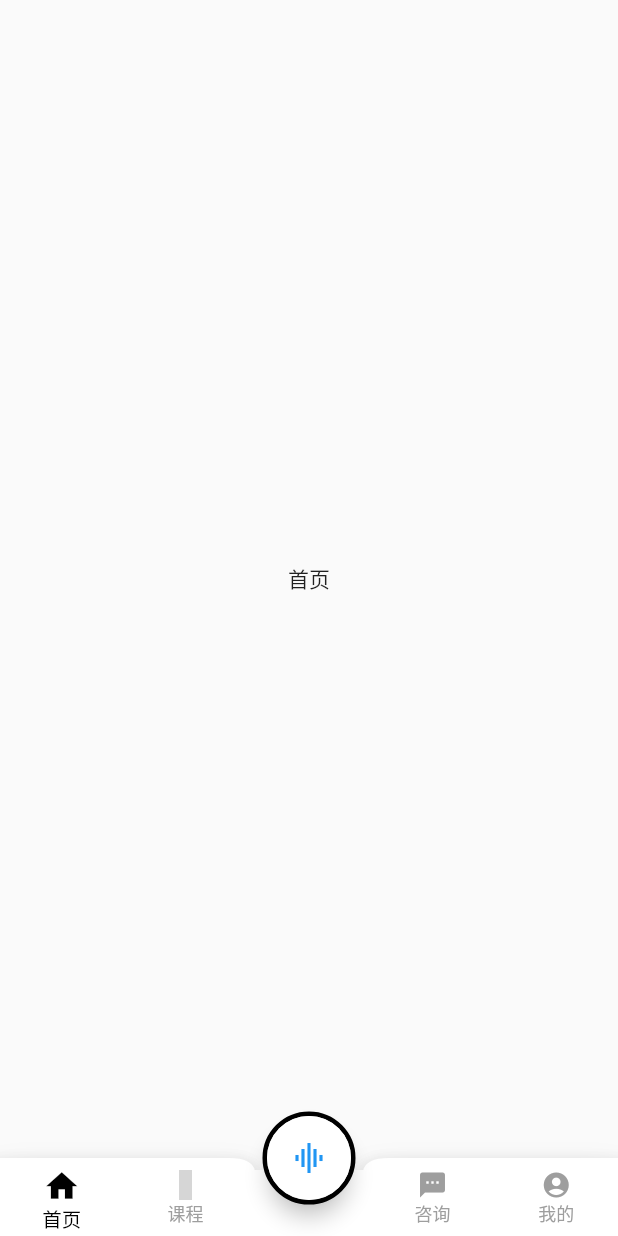
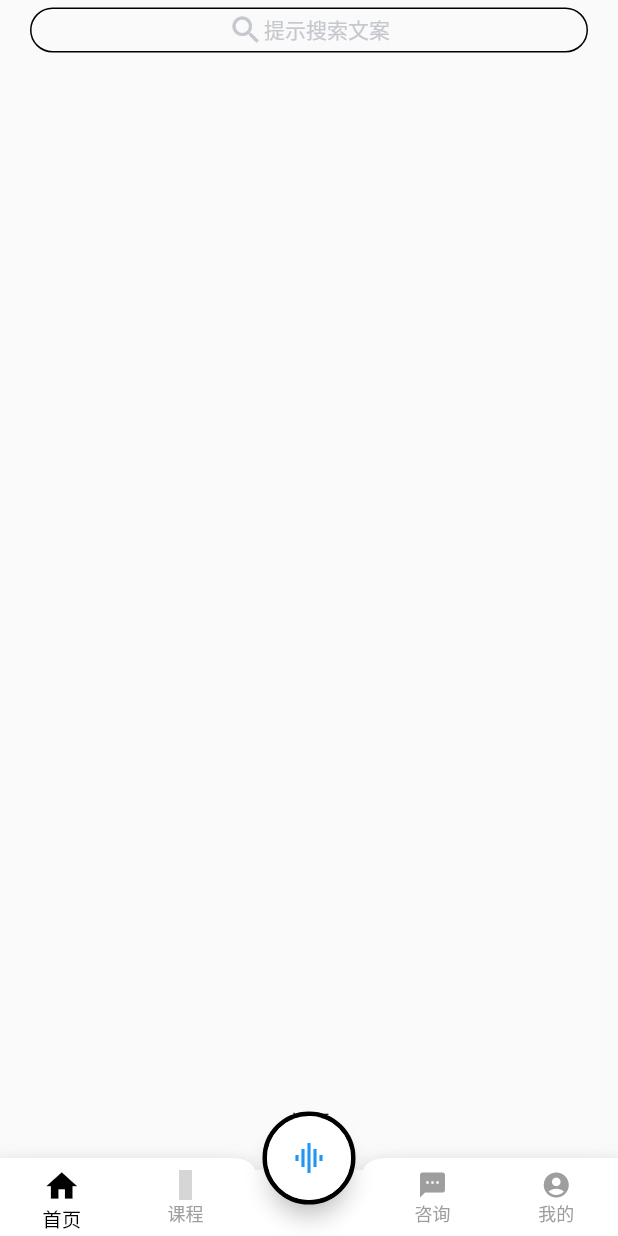
Before and after one commit to proflulab/LuLab_frontend, a Flutter app: the screen it shows after launch, on a phone screen of 412 x 824 dp. Run offline on Flutter 3.47's test engine with Material 2 defaults, Android fonts, the phone set to English and light mode, and no system bars; statements that could not run were skipped; grey boxes are pictures that could not be loaded.

Commit message:
search_bar

```diff
--- a/lib/main.dart
+++ b/lib/main.dart
@@ -1,5 +1,5 @@
 import 'package:flutter/material.dart';
-import 'bottom_bar_demo.dart';
+import 'manage.dart';
 
 void main() => runApp(MyApp());
 
@@ -9,9 +9,10 @@ class MyApp extends StatelessWidget {
   @override
   Widget build(BuildContext context) {
     return MaterialApp(
-      title: "BottomBar",
+      debugShowCheckedModeBanner: false,
+      title: "Lu-Lab",
       theme: ThemeData.light(),
-      home: BotomeMenumBarPage(),
+      home: Home(),
     );
   }
 }
--- /dev/null
+++ b/lib/manage.dart
@@ -0,0 +1,24 @@
+import 'package:flutter/material.dart';
+import 'search_bar.dart';
+import 'bottom_bar.dart';
+
+/// Page管理器
+
+class Home extends StatelessWidget {
+  const Home({Key? key}) : super(key: key);
+
+  @override
+  Widget build(BuildContext context) {
+    return Scaffold(
+      body: Column(
+        mainAxisAlignment: MainAxisAlignment.spaceBetween,
+        children: [
+          // 顶部搜索框
+          SearchBarPage(),
+        ],
+      ),
+      // 底部导航栏
+      bottomNavigationBar: BotomeMenumBarPage(),
+    );
+  }
+}
--- /dev/null
+++ b/lib/search_bar.dart
@@ -0,0 +1,39 @@
+import 'package:flutter/material.dart';
+
+/// 顶部搜索框
+class SearchBarPage extends StatelessWidget {
+  const SearchBarPage({Key? key}) : super(key: key);
+
+  @override
+  Widget build(BuildContext context) {
+    return Container(
+      margin: EdgeInsets.fromLTRB(20, 5, 20, 5),
+      height: 30,
+      decoration: BoxDecoration(
+          // 圆角边框
+          border: Border.all(width: 1, color: Colors.black),
+          borderRadius: BorderRadius.all(Radius.circular(50))),
+      child: Row(
+        mainAxisAlignment: MainAxisAlignment.center,
+        children: [
+          Container(
+            // 搜索图标
+            child: Icon(
+              Icons.search,
+              color: Color.fromRGBO(197, 201, 206, 1),
+            ),
+            alignment: Alignment.centerLeft,
+          ),
+          Container(
+            // 框内提示文字
+            child: Text(
+              "提示搜索文案",
+              style: TextStyle(color: Color.fromRGBO(197, 201, 206, 1)),
+              textAlign: TextAlign.center,
+            ),
+          )
+        ],
+      ),
+    );
+  }
+}
--- a/pubspec.yaml
+++ b/pubspec.yaml
@@ -1,4 +1,4 @@
-name: study02
+name: lulab
 description: A new Flutter project.
 
 # The following line prevents the package from being accidentally published to
```
Also changed, not shown: lib/bottom_bar.dart (renamed from lib/bottom_bar_demo.dart), 16 other files.
